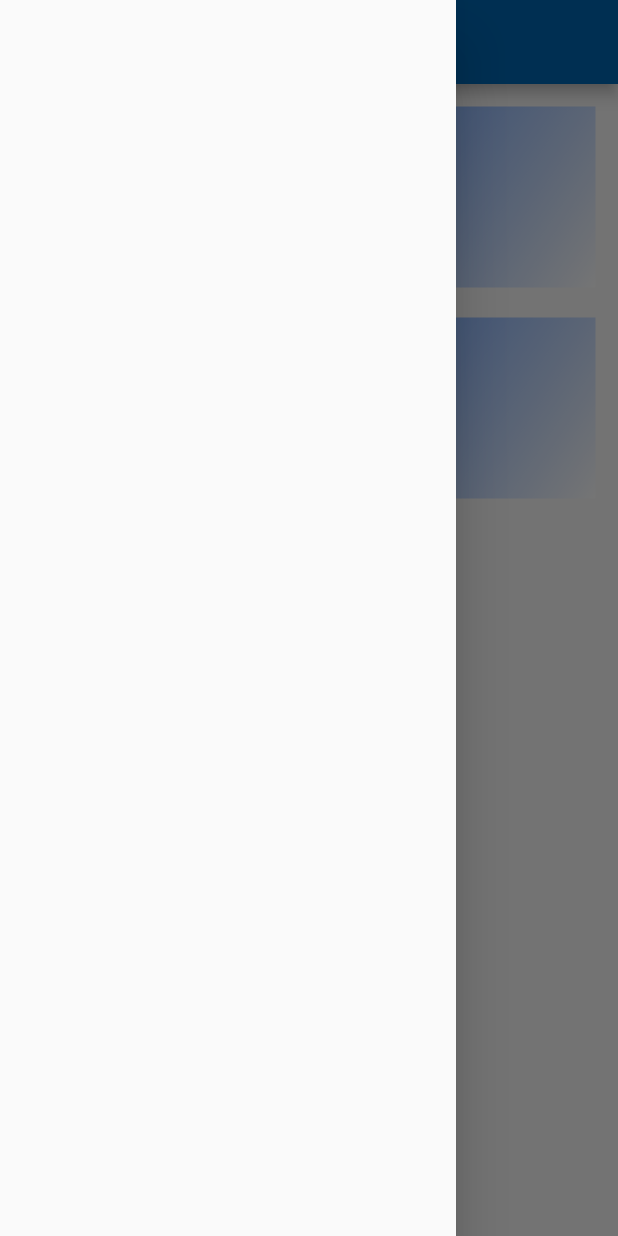
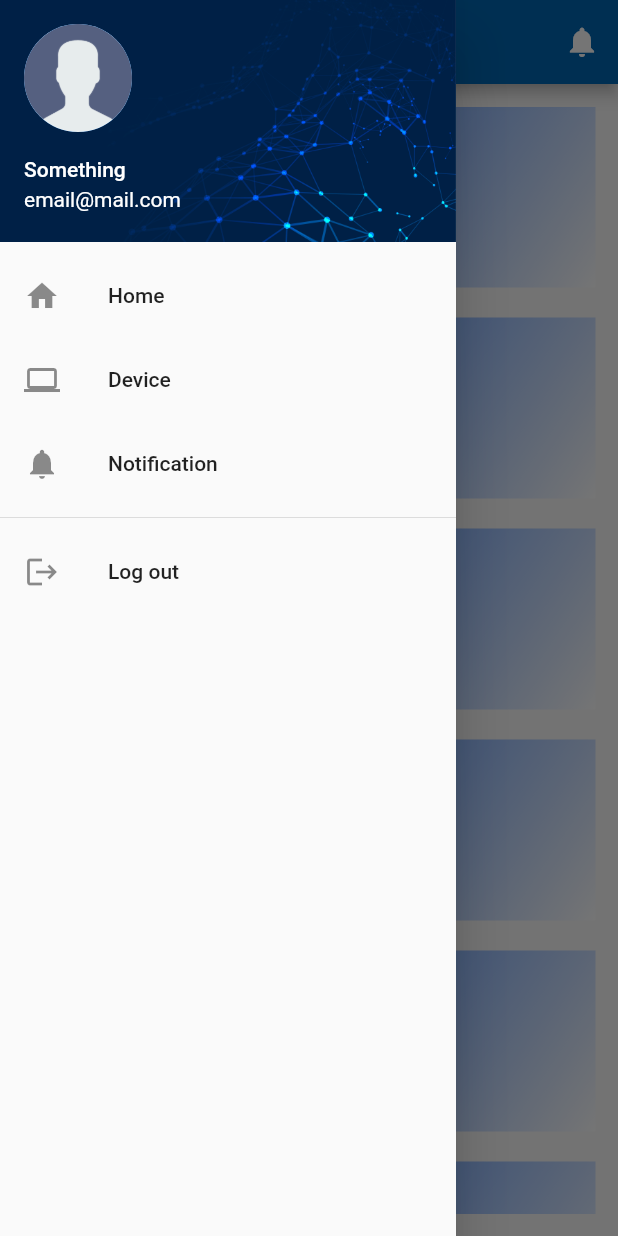
Before and after one commit to hosyhaiha/flutter_mobile_app, a Flutter app: the HomePage screen opened directly, with the side drawer open, on a phone screen of 412 x 824 dp. Run offline on Flutter 3.47's test engine with Material 2 defaults, Android fonts, the phone set to English and light mode, and no system bars; our stand-ins replace flutter_svg.

Commit message:
them chuc nang menu

```diff
--- a/lib/Screens/home/home.dart
+++ b/lib/Screens/home/home.dart
@@ -1,6 +1,7 @@
 import 'package:flutter/material.dart';
 import 'package:flutter_mobile_app/Screens/home/listdevice.dart';
 import 'package:flutter_mobile_app/Screens/home/deviceitem.dart';
+import 'package:flutter_mobile_app/Screens/sidebar.dart';
 
 class HomePage extends StatefulWidget {
   const HomePage({super.key});
@@ -13,9 +14,16 @@ class _HomePageState extends State<HomePage> {
   @override
   Widget build(BuildContext context) {
     return Scaffold(
-      appBar:
-          AppBar(title: const Text("Home"), backgroundColor: Color(0xFF0066B3)),
-      drawer: const NavigationDrawer(),
+      drawer: NavBar(),
+      appBar: AppBar(
+        title: const Text("Home"),
+        backgroundColor: Color(0xFF0066B3),
+        centerTitle: true,
+        actions: [
+          IconButton(onPressed: () => null, icon: Icon(Icons.notifications))
+        ],
+      ),
+      // drawer: const NavigationDrawer(),
       body: Padding(
         padding: const EdgeInsets.all(15.0),
         child: GridView(
@@ -31,23 +39,31 @@ class _HomePageState extends State<HomePage> {
   }
 }
 
-class NavigationDrawer extends StatefulWidget {
-  const NavigationDrawer({super.key});
+// class NavigationDrawer extends StatefulWidget {
+//   const NavigationDrawer({super.key});
 
-  @override
-  State<NavigationDrawer> createState() => _NavigationDrawerState();
-}
+//   @override
+//   State<NavigationDrawer> createState() => _NavigationDrawerState();
+// }
 
-class _NavigationDrawerState extends State<NavigationDrawer> {
-  @override
-  Widget build(BuildContext context) {
-    return Drawer();
-  }
-}
+// class _NavigationDrawerState extends State<NavigationDrawer> {
+//   @override
+//   Widget build(BuildContext context) {
+//     return Drawer();
+//   }
+// }
 
 late final List<listofDevice> dataforList = [
   listofDevice(name: 'device1'),
   listofDevice(name: 'device2'),
   listofDevice(name: 'device3'),
   listofDevice(name: 'device4'),
+  listofDevice(name: 'device1'),
+  listofDevice(name: 'device2'),
+  listofDevice(name: 'device3'),
+  listofDevice(name: 'device4'),
+  listofDevice(name: 'device1'),
+  listofDevice(name: 'device2'),
+  listofDevice(name: 'device3'),
+  listofDevice(name: 'device4'),
 ];
--- a/lib/Screens/sidebar.dart
+++ b/lib/Screens/sidebar.dart
@@ -1,33 +1,64 @@
 import 'package:flutter/material.dart';
+import 'package:flutter_mobile_app/Screens/login/login.dart';
 
-class SideBar extends StatefulWidget {
-  const SideBar({super.key});
+class NavBar extends StatelessWidget {
+  void navigateToLoginPage(BuildContext context) {
+    Navigator.push(
+      context,
+      MaterialPageRoute(builder: (context) => LoginScreen()),
+    );
+  }
+
+  const NavBar({super.key});
 
   @override
-  State<SideBar> createState() => _SideBarState();
-}
-
-class _SideBarState extends State<SideBar> {
-  @override
   Widget build(BuildContext context) {
-    return Scaffold(
-      appBar:
-          AppBar(title: const Text("Home"), backgroundColor: Color(0xFF0066B3)),
-      drawer: const NavigationDrawer(),
+    return Drawer(
+      child: ListView(
+        padding: EdgeInsets.zero,
+        children: [
+          UserAccountsDrawerHeader(
+            accountName: Text("Something"),
+            accountEmail: Text("email@mail.com"),
+            currentAccountPicture: CircleAvatar(
+              child: ClipOval(
+                child: Image.asset(
+                  'assets/images/anonymous.png',
+                  width: 90,
+                  height: 90,
+                  fit: BoxFit.cover,
+                ),
+              ),
+            ),
+            decoration: BoxDecoration(
+              image: DecorationImage(
+                  image: AssetImage('assets/images/8562962_25552.jpg'),
+                  fit: BoxFit.cover),
+            ),
+          ),
+          ListTile(
+            leading: Icon(Icons.home),
+            title: Text('Home'),
+            onTap: () => null,
+          ),
+          ListTile(
+            leading: Icon(Icons.laptop),
+            title: Text('Device'),
+            onTap: () => null,
+          ),
+          ListTile(
+            leading: Icon(Icons.notifications),
+            title: Text('Notification'),
+            onTap: () => null,
+          ),
+          Divider(),
+          ListTile(
+            leading: Icon(Icons.logout),
+            title: Text('Log out'),
+            onTap: () => navigateToLoginPage(context),
+          )
+        ],
+      ),
     );
   }
 }
-
-class NavigationDrawer extends StatefulWidget {
-  const NavigationDrawer({super.key});
-
-  @override
-  State<NavigationDrawer> createState() => _NavigationDrawerState();
-}
-
-class _NavigationDrawerState extends State<NavigationDrawer> {
-  @override
-  Widget build(BuildContext context) {
-    return Drawer();
-  }
-}
--- a/lib/constants.dart
+++ b/lib/constants.dart
@@ -4,3 +4,5 @@ const kPrimaryColor = Colors.blueAccent;
 // const kPrimaryColor = Color(0XFF6A62B7);
 // const kBackgroundColor = Colors.red;
 const kBackgroundColor = Color(0XFFE5E5E5);
+const kTextColor = Color(0xFF3C4046);
+const double kDefaultPadding = 20.0;
```
Also changed, not shown: assets/images/8562962_25552.jpg (added), assets/images/anonymous.png (added), assets/images/avatarsample.jpg (added), assets/images/backgroundsample.jpg (added).
